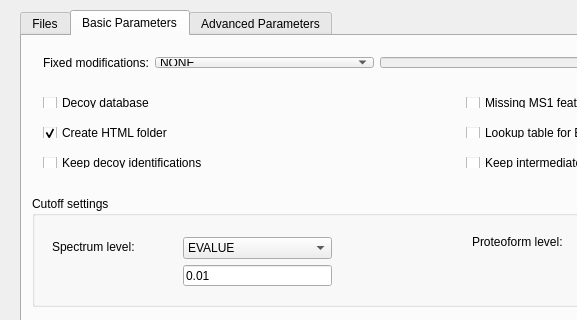
Above: src/gui/toppic/toppicwindow.ui from toppic-suite/toppic-suite before the change; both pictures show x 0 to 577 and y 0 to 320 of the 920 by 700 pixel window. Below: the same form after it.
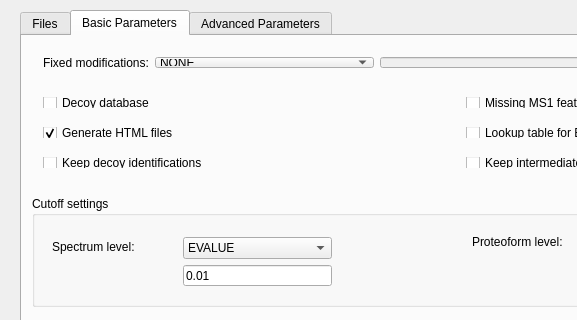
That is the form after the change. The open tabs and pages were chosen to show the change. Icons and pictures are not drawn.

Commit message: Updated toppic argument and gui.

What changed in the file:
```diff
--- a/src/gui/toppic/toppicwindow.ui
+++ b/src/gui/toppic/toppicwindow.ui
@@ -575,7 +575,7 @@
           </size>
          </property>
          <property name="text">
-          <string>Create HTML folder</string>
+          <string>Generate HTML files</string>
          </property>
          <property name="checked">
           <bool>true</bool>
```
The commit also changes 3 other files.
